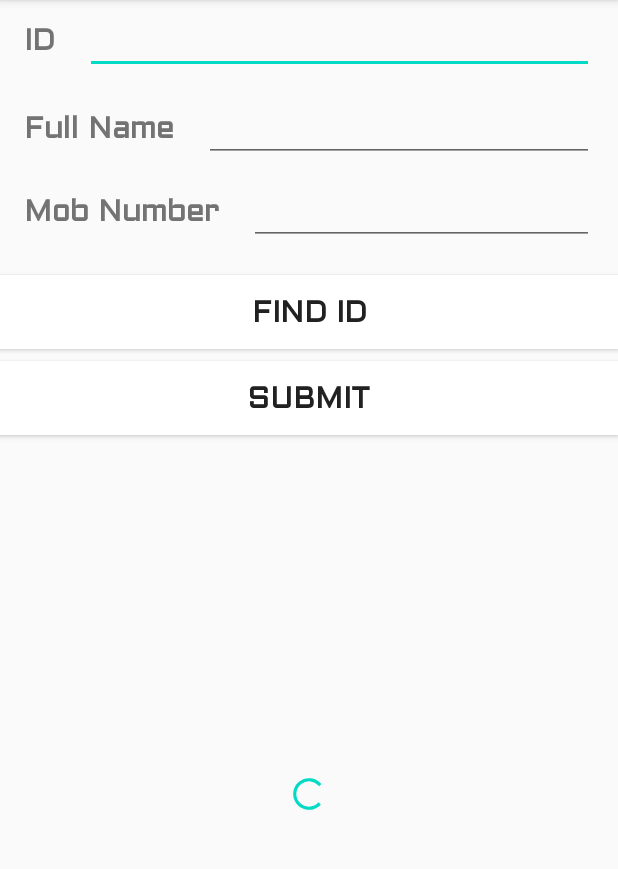
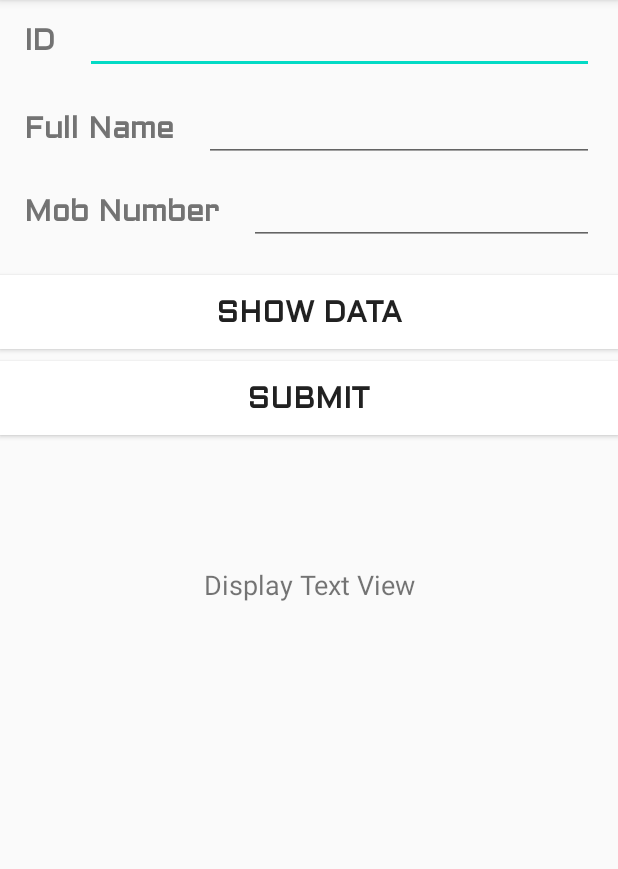
Before and after one commit to sophin123/DatabaseCenter, an Android app: the screen it shows after launch (MainActivity), on a phone screen of 412 x 824 dp, the part 84-953 px from its top. Run offline under Robolectric (Android 15) with nearby library versions, the phone set to English and light mode, and no system bars.

Commit message:
AlertDialog Class Created with sign in request

```diff
--- a/app/src/main/java/com/example/databasecenter/MainActivity.kt
+++ b/app/src/main/java/com/example/databasecenter/MainActivity.kt
@@ -1,12 +1,11 @@
 package com.example.databasecenter
 
-import android.content.ContentValues
 import androidx.appcompat.app.AppCompatActivity
 import android.os.Bundle
-import android.util.Log
 import android.widget.Button
 import android.widget.EditText
-import android.widget.Toast
+import android.widget.TextView
+import kotlinx.android.synthetic.main.activity_main.*
 
 class MainActivity : AppCompatActivity() {
 
@@ -14,8 +13,11 @@ class MainActivity : AppCompatActivity() {
     private lateinit var mfullName: EditText
     private lateinit var mphoneNumber : EditText
     private lateinit var submitBtn: Button
+    private lateinit var displayTextView: TextView
 
     var dbHelper = DatabaseHelper(this)
+    var missile = AlertDialog()
+
 
 
     override fun onCreate(savedInstanceState: Bundle?) {
@@ -26,9 +28,14 @@ class MainActivity : AppCompatActivity() {
         mfullName = findViewById(R.id.fullNameEditText)
         mphoneNumber = findViewById(R.id.mobileNumberEditText)
         submitBtn = findViewById(R.id.submitBtn)
+        displayTextView = findViewById(R.id.displayTextView)
 
 
         submitBtn.setOnClickListener{
+            missile.show(supportFragmentManager, "dialog" )
+
+
+            /*
             var id: String = id.text.toString()
             var fullName: String = mfullName.text.toString()
             var phoneNumber = mphoneNumber.text.toString()
@@ -44,15 +51,38 @@ class MainActivity : AppCompatActivity() {
 
             val newRowId = db?.insert(Model.ModelEntry.TABLE_NAME, null, values)
 
-            if (values != null){
-                Toast.makeText(applicationContext, "Data added Successfully", Toast.LENGTH_LONG).show()
+            if (values.equals(-1)){
+                Toast.makeText(applicationContext, "Problem Occur!", Toast.LENGTH_LONG).show()
 
             }else{
-                Toast.makeText(applicationContext, "Problem Occur!", Toast.LENGTH_LONG).show()
+                Toast.makeText(applicationContext, "Data added Successfully", Toast.LENGTH_LONG).show()
             }
+
+             */
+        }
+
+        showDataBtn.setOnClickListener {
+            val db = dbHelper.readableDatabase
+
+            val projection = arrayOf(Model.ModelEntry.COLUMN_ID, Model.ModelEntry.COLUMN_NAME, Model.ModelEntry.COLUMN_PHONENUMBER)
+
+            val cursor = db.query(
+                Model.ModelEntry.TABLE_NAME,
+                projection,
+                null,
+                null,
+                null,
+                null,
+                null
+            )
+           cursor.moveToFirst()
+           displayTextView.text = cursor.getString(0) + cursor.getString(1) + cursor.getString(2)
+
         }
 
 
     }
 
+
+
 }
--- a/app/src/main/res/layout/activity_main.xml
+++ b/app/src/main/res/layout/activity_main.xml
@@ -77,7 +77,7 @@
         app:layout_constraintTop_toBottomOf="@+id/fullNameEditText" />
 
     <Button
-        android:id="@+id/addBtn"
+        android:id="@+id/showDataBtn"
         style="@style/buttonStyle"
         android:layout_width="match_parent"
         android:layout_height="wrap_content"
@@ -93,18 +93,18 @@
         android:layout_height="wrap_content"
         android:layout_marginTop="8dp"
         android:text="@string/submit"
-        app:layout_constraintTop_toBottomOf="@+id/addBtn"
+        app:layout_constraintTop_toBottomOf="@+id/showDataBtn"
         tools:layout_editor_absoluteX="0dp" />
 
     <TextView
-        android:id="@+id/textView4"
+        android:id="@+id/displayTextView"
         android:layout_width="match_parent"
-        android:layout_height="0dp"
+        android:layout_height="200dp"
         android:gravity="center"
         android:padding="20dp"
         android:text="@string/display_text_view"
         android:textSize="18sp"
-        android:visibility="invisible"
+        android:visibility="visible"
         app:layout_constraintBottom_toBottomOf="parent"
         app:layout_constraintTop_toBottomOf="@+id/submitBtn"
         app:layout_constraintVertical_bias="0.0"
@@ -115,8 +115,9 @@
         style="?android:attr/progressBarStyle"
         android:layout_width="25dp"
         android:layout_height="25dp"
-        app:layout_constraintBottom_toBottomOf="@+id/textView4"
-        app:layout_constraintEnd_toEndOf="@+id/textView4"
-        app:layout_constraintStart_toStartOf="@+id/textView4"
+        android:visibility="gone"
+        app:layout_constraintBottom_toBottomOf="@+id/displayTextView"
+        app:layout_constraintEnd_toEndOf="@+id/displayTextView"
+        app:layout_constraintStart_toStartOf="@+id/displayTextView"
         app:layout_constraintTop_toBottomOf="@+id/submitBtn" />
 </androidx.constraintlayout.widget.ConstraintLayout>
--- a/app/src/main/res/values/strings.xml
+++ b/app/src/main/res/values/strings.xml
@@ -3,7 +3,7 @@
     <string name="id">ID</string>
     <string name="full_name">Full Name</string>
     <string name="mob_number">Mob Number</string>
-    <string name="find_id">Find ID</string>
+    <string name="find_id">Show Data</string>
     <string name="submit">submit</string>
     <string name="display_text_view">Display Text View</string>
 </resources>
```
Also changed, not shown: app/src/main/java/com/example/databasecenter/AlertDialog.kt (added, +26 -0 lines), app/src/main/res/layout/dialog_sigin.xml (added, +37 -0 lines), app/src/main/res/drawable/headerlogo.jpg (added).
